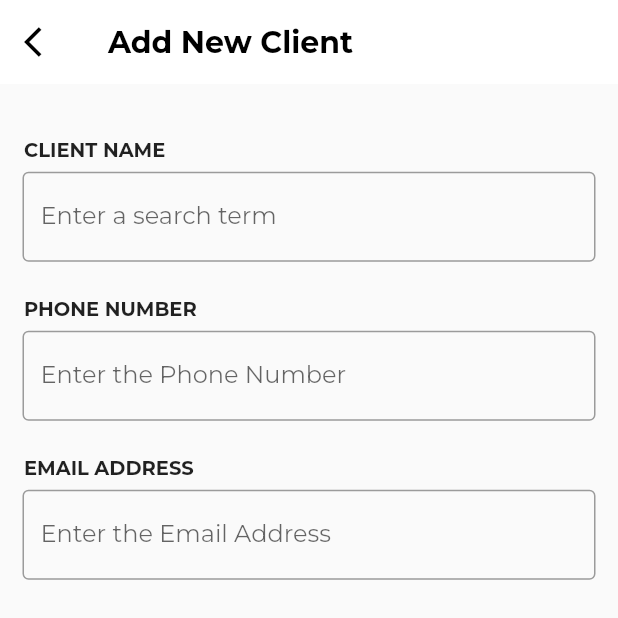
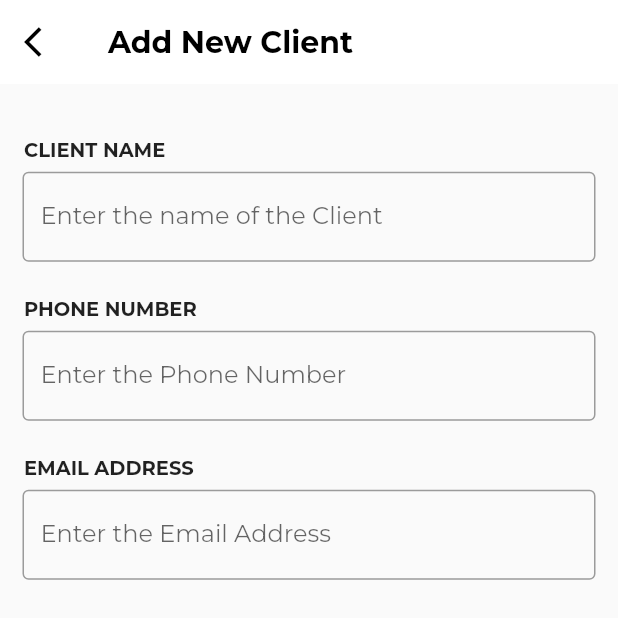
Before and after one commit to WSTInterns/CRMLeado, a Flutter app: the manual screen opened directly, on a phone screen of 412 x 824 dp, the top half of it. Run offline on Flutter 3.47's test engine with Material 2 defaults, Android fonts, the phone set to English and light mode, and no system bars; our stand-ins replace cloud_firestore, contacts_service, email_validator, file_picker, firebase_auth, firebase_core and 12 more; missing offline and left inert: another_stepper, dart:ffi, flutter_flushbar, syncfusion_flutter_pdfviewer; accounts and stored records are empty.

Commit message:
editMay22

```diff
--- a/lib/screens/home/srceen1/addmanual.dart
+++ b/lib/screens/home/srceen1/addmanual.dart
@@ -211,7 +211,7 @@ class _manualState extends State<manual> {
                           borderSide:
                               BorderSide(width: 2.5, color: Color(0xffD9ACF5)),
                         ),
-                        hintText: 'Enter a search term',
+                        hintText: 'Enter the name of the Client',
                         hintStyle: TextStyle(
                           fontFamily: "Montserrat",
                         ),
--- a/pubspec.yaml
+++ b/pubspec.yaml
@@ -130,5 +130,5 @@ flutter:
   #
   # For details regarding fonts from package dependencies,
   # see https://flutter.dev/custom-fonts/#from-packages
-dependency_overrides:
-  firebase_core_platform_interface: 4.5.2
+# dependency_overrides:
+#   firebase_core_platform_interface: 4.5.2
```
Also changed, not shown: lib/screens/home/profile.dart (+1 -9 lines), pubspec.lock.
